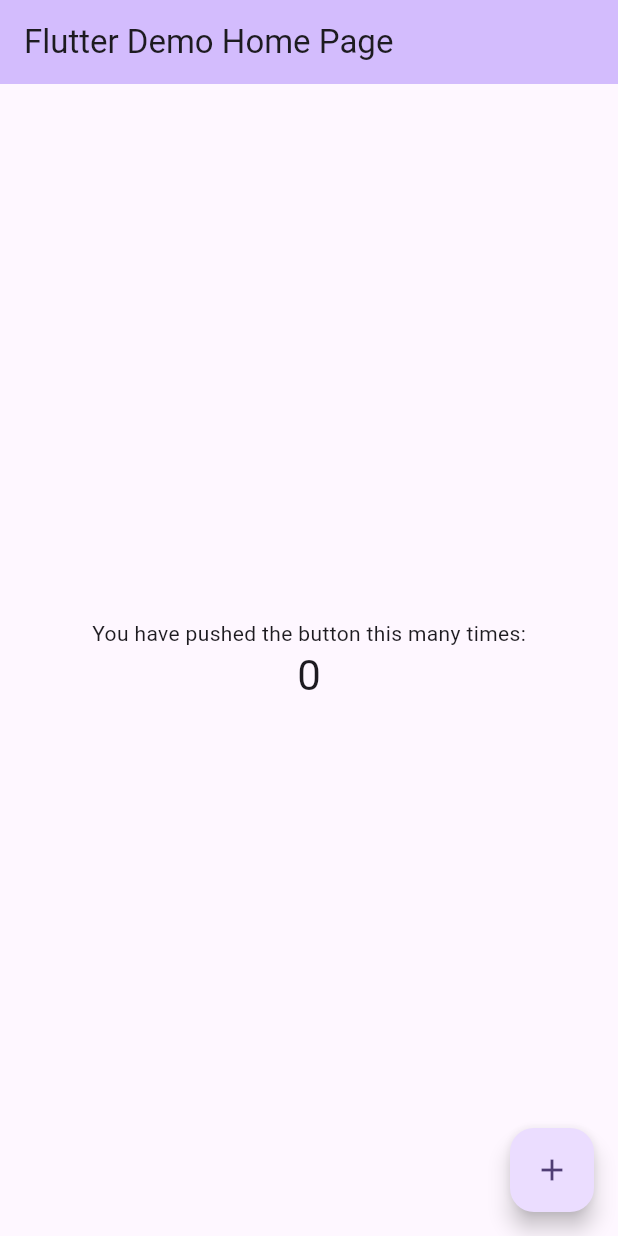
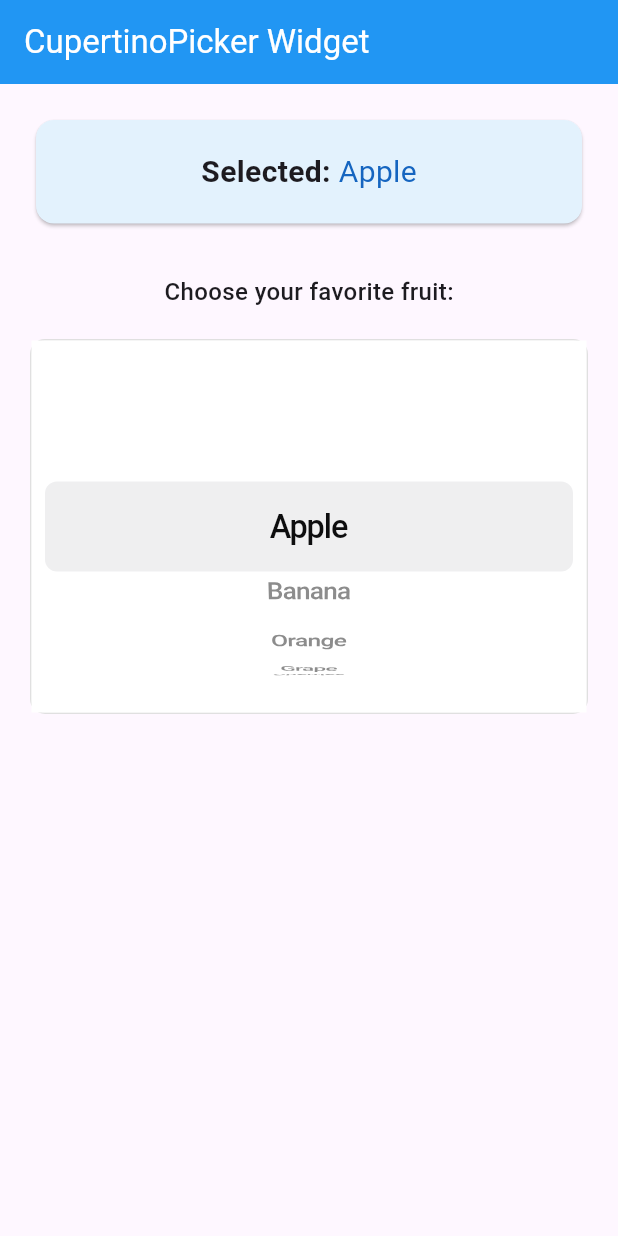
Before and after one commit to kellenmurerwa/CupertinoPicker_Widget, a Flutter app: the screen it shows after launch, on a phone screen of 412 x 824 dp. Run offline on Flutter 3.47's test engine with Material 3 defaults, Android fonts, the light colour scheme and no system bars.

Commit message:
Created CupertinoPicker

```diff
--- a/cupertinopicker_widget/lib/main.dart
+++ b/cupertinopicker_widget/lib/main.dart
@@ -1,122 +1,118 @@
 import 'package:flutter/material.dart';
+import 'package:flutter/cupertino.dart';
 
 void main() {
-  runApp(const MyApp());
+  runApp(MyApp());
 }
 
 class MyApp extends StatelessWidget {
-  const MyApp({super.key});
-
-  // This widget is the root of your application.
   @override
   Widget build(BuildContext context) {
     return MaterialApp(
-      title: 'Flutter Demo',
-      theme: ThemeData(
-        // This is the theme of your application.
-        //
-        // TRY THIS: Try running your application with "flutter run". You'll see
-        // the application has a purple toolbar. Then, without quitting the app,
-        // try changing the seedColor in the colorScheme below to Colors.green
-        // and then invoke "hot reload" (save your changes or press the "hot
-        // reload" button in a Flutter-supported IDE, or press "r" if you used
-        // the command line to start the app).
-        //
-        // Notice that the counter didn't reset back to zero; the application
-        // state is not lost during the reload. To reset the state, use hot
-        // restart instead.
-        //
-        // This works for code too, not just values: Most code changes can be
-        // tested with just a hot reload.
-        colorScheme: ColorScheme.fromSeed(seedColor: Colors.deepPurple),
-      ),
-      home: const MyHomePage(title: 'Flutter Demo Home Page'),
+      title: 'CupertinoPicker Widget',
+      home: CupertinoPickerWidget(),
+      debugShowCheckedModeBanner: false,
     );
   }
 }
 
-class MyHomePage extends StatefulWidget {
-  const MyHomePage({super.key, required this.title});
-
-  // This widget is the home page of your application. It is stateful, meaning
-  // that it has a State object (defined below) that contains fields that affect
-  // how it looks.
-
-  // This class is the configuration for the state. It holds the values (in this
-  // case the title) provided by the parent (in this case the App widget) and
-  // used by the build method of the State. Fields in a Widget subclass are
-  // always marked "final".
-
-  final String title;
-
+class CupertinoPickerWidget extends StatefulWidget {
   @override
-  State<MyHomePage> createState() => _MyHomePageState();
+  _CupertinoPickerWidgetState createState() => _CupertinoPickerWidgetState();
 }
 
-class _MyHomePageState extends State<MyHomePage> {
-  int _counter = 0;
+class _CupertinoPickerWidgetState extends State<CupertinoPickerWidget> {
+  int selectedIndex = 0;
 
-  void _incrementCounter() {
-    setState(() {
-      // This call to setState tells the Flutter framework that something has
-      // changed in this State, which causes it to rerun the build method below
-      // so that the display can reflect the updated values. If we changed
-      // _counter without calling setState(), then the build method would not be
-      // called again, and so nothing would appear to happen.
-      _counter++;
-    });
-  }
+  final List<String> items = [
+    'Apple',
+    'Banana',
+    'Orange',
+    'Grape',
+    'Cherries',
+  ];
 
   @override
   Widget build(BuildContext context) {
-    // This method is rerun every time setState is called, for instance as done
-    // by the _incrementCounter method above.
-    //
-    // The Flutter framework has been optimized to make rerunning build methods
-    // fast, so that you can just rebuild anything that needs updating rather
-    // than having to individually change instances of widgets.
     return Scaffold(
       appBar: AppBar(
-        // TRY THIS: Try changing the color here to a specific color (to
-        // Colors.amber, perhaps?) and trigger a hot reload to see the AppBar
-        // change color while the other colors stay the same.
-        backgroundColor: Theme.of(context).colorScheme.inversePrimary,
-        // Here we take the value from the MyHomePage object that was created by
-        // the App.build method, and use it to set our appbar title.
-        title: Text(widget.title),
+        title: Text('CupertinoPicker Widget'),
+        backgroundColor: Colors.blue,
+        foregroundColor: Colors.white,
       ),
-      body: Center(
-        // Center is a layout widget. It takes a single child and positions it
-        // in the middle of the parent.
+      body: Padding(
+        padding: EdgeInsets.all(20),
         child: Column(
-          // Column is also a layout widget. It takes a list of children and
-          // arranges them vertically. By default, it sizes itself to fit its
-          // children horizontally, and tries to be as tall as its parent.
-          //
-          // Column has various properties to control how it sizes itself and
-          // how it positions its children. Here we use mainAxisAlignment to
-          // center the children vertically; the main axis here is the vertical
-          // axis because Columns are vertical (the cross axis would be
-          // horizontal).
-          //
-          // TRY THIS: Invoke "debug painting" (choose the "Toggle Debug Paint"
-          // action in the IDE, or press "p" in the console), to see the
-          // wireframe for each widget.
-          mainAxisAlignment: MainAxisAlignment.center,
-          children: <Widget>[
-            const Text('You have pushed the button this many times:'),
+          children: [
+            // Display selected item
+            Card(
+              color: Colors.blue[50],
+              child: Padding(
+                padding: EdgeInsets.all(20),
+                child: Row(
+                  mainAxisAlignment: MainAxisAlignment.center,
+                  children: [
+                    Text(
+                      'Selected: ',
+                      style: TextStyle(fontSize: 20, fontWeight: FontWeight.bold),
+                    ),
+                    Text(
+                      items[selectedIndex],
+                      style: TextStyle(fontSize: 20, color: Colors.blue[800]),
+                    ),
+                  ],
+                ),
+              ),
+            ),
+
+            SizedBox(height: 30),
+
             Text(
-              '$_counter',
-              style: Theme.of(context).textTheme.headlineMedium,
+              'Choose your favorite fruit:',
+              style: TextStyle(fontSize: 16, fontWeight: FontWeight.w500),
             ),
+
+            SizedBox(height: 20),
+
+            // -----------------------The CupertinoPicker-------------------------
+            Container(
+              height: 250,
+              decoration: BoxDecoration(
+                color: Colors.grey[100],
+                borderRadius: BorderRadius.circular(10),
+                border: Border.all(color: Colors.grey[300]!),
+              ),
+
+
+              child: CupertinoPicker(
+                backgroundColor: Colors.white,
+                itemExtent: 50,
+                magnification: 1.2,
+                useMagnifier: true,
+                onSelectedItemChanged: (int index) {
+                  setState(() {
+                    selectedIndex = index;
+                  });
+
+                },
+                children: items.map((item) => Center(
+                  child: Text(
+                    item,
+                    style: TextStyle(
+                      fontSize: 18,
+                      fontWeight: FontWeight.w500,
+                    ),
+                  ),
+                )).toList(),
+              ),
+            ),
+
+            SizedBox(height: 30),
+
+
           ],
         ),
       ),
-      floatingActionButton: FloatingActionButton(
-        onPressed: _incrementCounter,
-        tooltip: 'Increment',
-        child: const Icon(Icons.add),
-      ), // This trailing comma makes auto-formatting nicer for build methods.
     );
   }
 }
```
